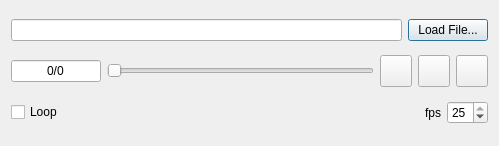
cryos/avogadro, file libavogadro/src/extensions/animationdialog.ui: the form before one commit.
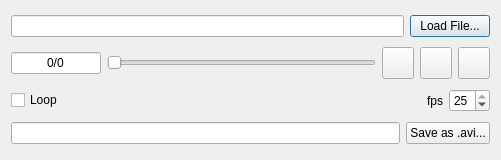
The form after the commit. Icons and pictures are not drawn.

Diff of the .ui file:
```diff
--- a/libavogadro/src/extensions/animationdialog.ui
+++ b/libavogadro/src/extensions/animationdialog.ui
@@ -5,8 +5,8 @@
    <rect>
     <x>0</x>
     <y>0</y>
-    <width>499</width>
-    <height>146</height>
+    <width>501</width>
+    <height>160</height>
    </rect>
   </property>
   <property name="windowTitle" >
@@ -197,6 +197,20 @@
      </item>
     </layout>
    </item>
+   <item>
+    <layout class="QHBoxLayout" name="horizontalLayout" >
+     <item>
+      <widget class="QLineEdit" name="videoFileLine" />
+     </item>
+     <item>
+      <widget class="QPushButton" name="saveVideoButton" >
+       <property name="text" >
+        <string>Save as .avi...</string>
+       </property>
+      </widget>
+     </item>
+    </layout>
+   </item>
   </layout>
  </widget>
  <resources>
```
